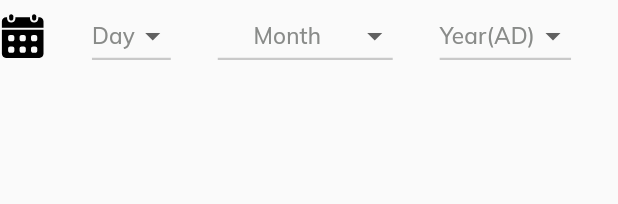
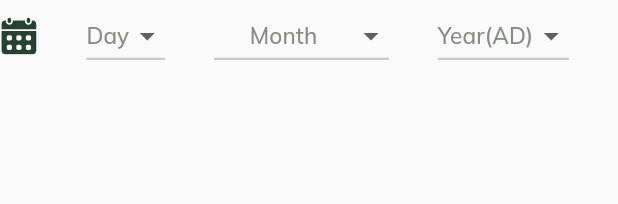
Before and after one commit to arpandaze/AaryaPay, a Flutter app: the DateField widget shown alone on an empty page, opened directly, on a phone screen of 412 x 824 dp. Shown: the top 204 px of the screen. Run offline on Flutter 3.47's test engine with Material 2 defaults, Android fonts, the phone set to English and light mode, and no system bars; our stand-ins replace bloc, equatable, flutter_bloc, flutter_svg, font_awesome_flutter, google_fonts and 3 more; missing offline and left inert: cryptography, dart:ffi, qr_code_scanner.

Commit message:
chore: minor fixes

```diff
--- a/frontend/lib/components/CustomDatePicker.dart
+++ b/frontend/lib/components/CustomDatePicker.dart
@@ -69,8 +69,12 @@ class _DateFieldState extends State<DateField> {
       children: [
         SvgPicture.asset(
           "assets/icons/calendar.svg",
-          height: 30,
-          width: 30,
+          height: 25,
+          width: 25,
+          colorFilter: ColorFilter.mode(
+            Theme.of(context).colorScheme.primary,
+            BlendMode.srcIn,
+          ),
         ),
         Expanded(
           child: Row(
@@ -102,7 +106,6 @@ class _DateFieldState extends State<DateField> {
                     _selectedDay = value!;
                   });
                 },
-
                 alignment: Alignment.center,
               ),
               DropdownButton<String>(
--- a/frontend/lib/screens/Send/bloc/send_money_bloc.dart
+++ b/frontend/lib/screens/Send/bloc/send_money_bloc.dart
@@ -35,7 +35,7 @@ class SendMoneyBloc extends Bloc<SendMoneyEvent, SendMoneyState> {
       SendMoneyAddEvent event, Emitter<SendMoneyState> emit) async {
     _operand = state.amount;
     _operator = _getOperator(event);
-    final newOutput = "${state.amount.toInt()}$_operator";
+    final newOutput = "${_operand.toInt()}$_operator";
     emit(state.copyWith(amount: 0.0, displayAmount: newOutput));
   }
 
--- a/frontend/lib/screens/Send/send_money.dart
+++ b/frontend/lib/screens/Send/send_money.dart
@@ -119,7 +119,7 @@ class SendMoney extends StatelessWidget {
                           children: [
                             const CustomCircularAvatar(
                                 size: 30,
-                                imageSrc: AssetImage("assets/images/pfp.jpeg")),
+                                imageSrc: AssetImage("assets/images/pfp.jpg")),
                             Column(
                               crossAxisAlignment: CrossAxisAlignment.start,
                               mainAxisAlignment: MainAxisAlignment.spaceBetween,
```
